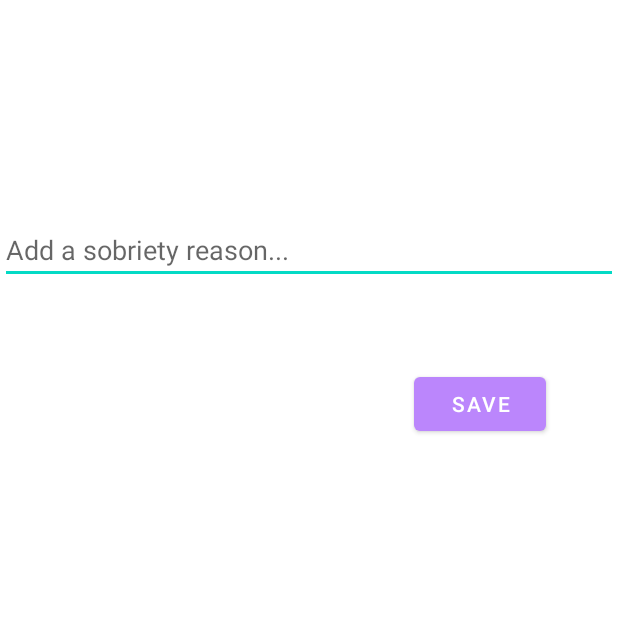
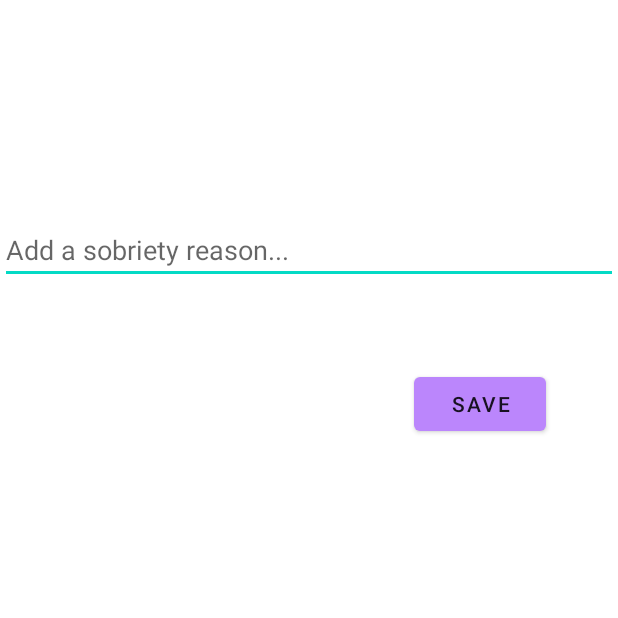
Before and after one commit to orange-elephant/Sobriety, an Android app: the EditCounterActivity screen opened directly, with no data from a screen before it, on a phone screen of 412 x 824 dp, the top half of it. Run offline under Robolectric (Android 15) with nearby library versions, the phone set to English and light mode, and no system bars; libraries missing offline, so code that uses them is left out: net.sqlcipher, net.sqlcipher.database; 11 statements that could not run were skipped.

Commit message:
Minor UI tweaks

```diff
--- a/app/src/main/res/layout/activity_edit_counter.xml
+++ b/app/src/main/res/layout/activity_edit_counter.xml
@@ -14,6 +14,7 @@
         android:layout_marginEnd="48dp"
         android:onClick="onClickSave"
         android:text="Button"
+        android:textColor = "?android:textColorPrimary"
         app:layout_constraintEnd_toEndOf="parent"
         app:layout_constraintTop_toBottomOf="@+id/addReasonField" />
 
--- a/app/src/main/res/layout/counter_layout.xml
+++ b/app/src/main/res/layout/counter_layout.xml
@@ -3,7 +3,7 @@
     android:layout_width="match_parent"
     android:layout_height="wrap_content"
     android:orientation="vertical"
-    android:paddingTop="10dp"
+    android:paddingTop="12dp"
     android:paddingBottom="10dp">
 
     <TextView
```
